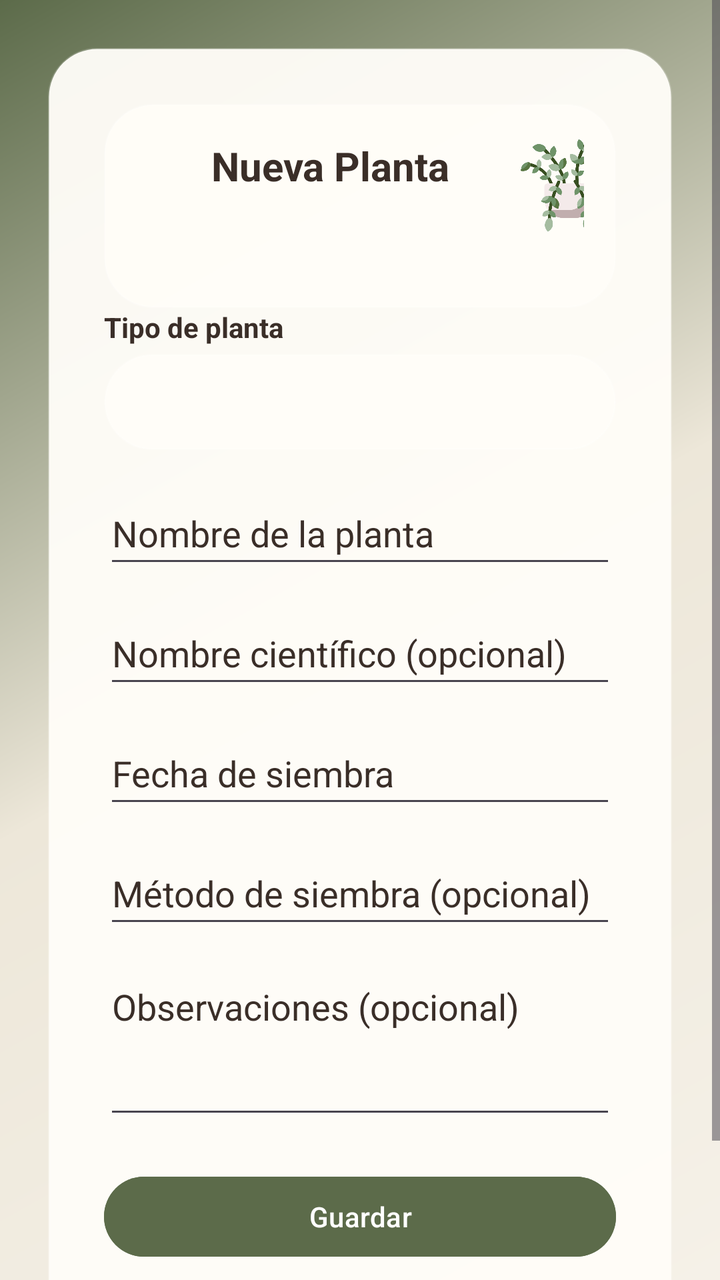
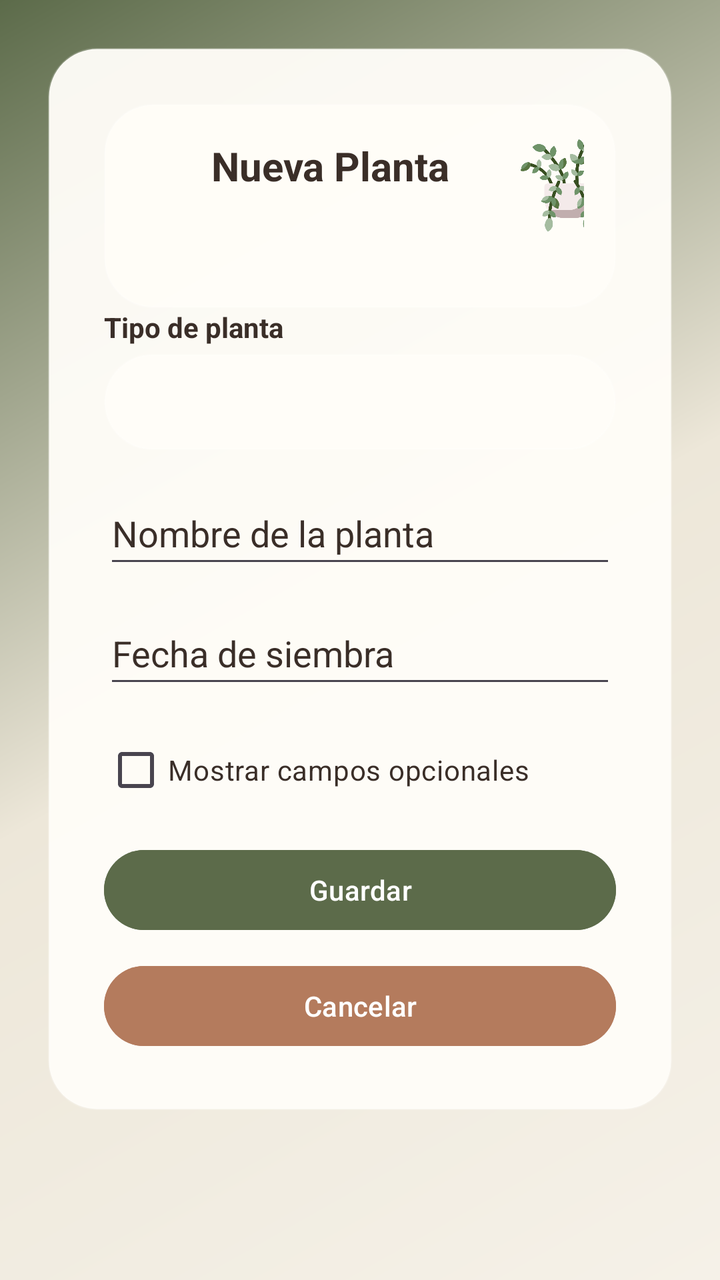

Screens rendered from an Android XML layout before and after an edit, with the pre-edit source and the edit as a unified diff.
<!-- AndroidManifest.xml: application theme Theme.ProyectoFinal_DanielaVega -->
<!-- res/layout/activity_registro_planta.xml -->
<?xml version="1.0" encoding="utf-8"?>
<FrameLayout xmlns:android="http://schemas.android.com/apk/res/android"
    android:id="@+id/main"
    android:layout_width="match_parent"
    android:layout_height="match_parent"
    android:background="@drawable/fondo_gradiente">

    <ScrollView
        android:layout_width="match_parent"
        android:layout_height="match_parent">

        <LinearLayout
            android:layout_width="match_parent"
            android:layout_height="wrap_content"
            android:layout_margin="24dp"
            android:orientation="vertical"
            android:background="@drawable/card_login"
            android:padding="28dp"
            android:elevation="8dp">

            <LinearLayout
                android:layout_width="match_parent"
                android:layout_height="wrap_content"
                android:orientation="horizontal"
                android:gravity="center"
                android:padding="16dp"
                android:background="@drawable/card_login">

                <TextView
                    android:id="@+id/tvTituloFormulario"
                    android:layout_width="189dp"
                    android:layout_height="50dp"
                    android:layout_marginLeft="50dp"
                    android:layout_marginBottom="20dp"
                    android:gravity="center"
                    android:text="Nueva Planta"
                    android:textColor="@color/texto_oscuro"
                    android:textSize="20sp"
                    android:textStyle="bold" />

                <ImageView
                    android:layout_width="50dp"
                    android:layout_height="50dp"
                    android:layout_marginEnd="30dp"
                    android:layout_marginBottom="12dp"
                    android:gravity="center"
                    android:background="@drawable/helecho" />

            </LinearLayout>

            <TextView
                android:layout_width="match_parent"
                android:layout_height="wrap_content"
                android:text="Tipo de planta"
                android:textColor="@color/texto_oscuro"
                android:textStyle="bold"
                android:layout_marginBottom="4dp" />

            <Spinner
                android:id="@+id/spTipoPlanta"
                android:layout_width="match_parent"
                android:layout_height="48dp"
                android:background="@drawable/card_login"
                android:padding="8dp"
                android:layout_marginBottom="16dp" />

            <EditText
                android:id="@+id/etNombrePlanta"
                android:layout_width="match_parent"
                android:layout_height="48dp"
                android:hint="Nombre de la planta"
                android:inputType="text"
                android:textColorHint="@color/texto_oscuro"
                android:textColor="@color/texto_oscuro"
                android:layout_marginBottom="12dp" />

            <EditText
                android:id="@+id/etNombreCientifico"
                android:layout_width="match_parent"
                android:layout_height="48dp"
                android:hint="Nombre científico (opcional)"
                android:inputType="text"
                android:textColorHint="@color/texto_oscuro"
                android:textColor="@color/texto_oscuro"
                android:layout_marginBottom="12dp" />

            <EditText
                android:id="@+id/etFechaSiembra"
                android:layout_width="match_parent"
                android:layout_height="48dp"
                android:hint="Fecha de siembra"
                android:focusable="false"
                android:clickable="true"
                android:textColorHint="@color/texto_oscuro"
                android:textColor="@color/texto_oscuro"
                android:layout_marginBottom="12dp" />

            <EditText
                android:id="@+id/etMetodoSiembra"
                android:layout_width="match_parent"
                android:layout_height="48dp"
                android:hint="Método de siembra (opcional)"
                android:inputType="text"
                android:textColorHint="@color/texto_oscuro"
                android:textColor="@color/texto_oscuro"
                android:layout_marginBottom="12dp" />

            <EditText
                android:id="@+id/etObservaciones"
                android:layout_width="match_parent"
                android:layout_height="wrap_content"
                android:hint="Observaciones (opcional)"
                android:inputType="textMultiLine"
                android:minLines="3"
                android:gravity="top|start"
                android:textColorHint="@color/texto_oscuro"
                android:textColor="@color/texto_oscuro"
                android:layout_marginBottom="20dp" />

            <Button
                android:id="@+id/btnGuardarPlanta"
                android:layout_width="match_parent"
                android:layout_height="wrap_content"
                android:text="Guardar"
                android:backgroundTint="@color/verde_oliva"
                android:textColor="#FFFFFF"
                android:layout_marginBottom="10dp" />

            <Button
                android:id="@+id/btnCancelar"
                android:layout_width="match_parent"
                android:layout_height="wrap_content"
                android:text="Cancelar"
                android:backgroundTint="@color/terracota"
                android:textColor="#FFFFFF" />

        </LinearLayout>

    </ScrollView>

</FrameLayout>
<!-- resources referenced by this layout -->
<resources>
  <color name="terracota">#B47B5D</color>
  <color name="texto_oscuro">#3A2E28</color>
  <color name="verde_oliva">#5C6B4A</color>
  <!-- drawable card_login (drawable) -->
  <?xml version="1.0" encoding="utf-8"?>
  <shape xmlns:android="http://schemas.android.com/apk/res/android"
      android:shape="rectangle">
      <solid android:color="@color/superficie_card" />
      <corners android:radius="24dp" />
      <stroke
          android:width="1dp"
          android:color="#33FFFFFF" />
  </shape>
  <!-- drawable fondo_gradiente (drawable) -->
  <?xml version="1.0" encoding="utf-8"?>
  <shape xmlns:android="http://schemas.android.com/apk/res/android"
      android:shape="rectangle">
      <gradient
          android:type="linear"
          android:angle="135"
          android:startColor="@color/fondo_principal"
          android:centerColor="#EDE7D9"
          android:endColor="@color/verde_oliva" />
  </shape>
  <!-- drawable helecho: png bitmap (drawable, 52647 bytes) -->
  <style name="Theme.ProyectoFinal_DanielaVega" parent="Base.Theme.ProyectoFinal_DanielaVega" />
  <color name="superficie_card">#F5FFFDF8</color>
  <color name="fondo_principal">#F5F1E8</color>
  <style name="Base.Theme.ProyectoFinal_DanielaVega" parent="Theme.Material3.DayNight.NoActionBar">
          
          
      </style>
</resources>

<!-- the commit's change to res/layout/activity_registro_planta.xml (unified diff, before → after) -->
@@ -5,10 +5,12 @@
     android:layout_height="match_parent"
     android:background="@drawable/fondo_gradiente">
 
+    
     <ScrollView
         android:layout_width="match_parent"
         android:layout_height="match_parent">
 
+        
         <LinearLayout
             android:layout_width="match_parent"
             android:layout_height="wrap_content"
@@ -18,6 +20,7 @@
             android:padding="28dp"
             android:elevation="8dp">
 
+            
             <LinearLayout
                 android:layout_width="match_parent"
                 android:layout_height="wrap_content"
@@ -56,6 +59,7 @@
                 android:textStyle="bold"
                 android:layout_marginBottom="4dp" />
 
+            
             <Spinner
                 android:id="@+id/spTipoPlanta"
                 android:layout_width="match_parent"
@@ -64,6 +68,7 @@
                 android:padding="8dp"
                 android:layout_marginBottom="16dp" />
 
+            
             <EditText
                 android:id="@+id/etNombrePlanta"
                 android:layout_width="match_parent"
@@ -73,6 +78,36 @@
                 android:textColorHint="@color/texto_oscuro"
                 android:textColor="@color/texto_oscuro"
                 android:layout_marginBottom="12dp" />
+
+            
+            <EditText
+                android:id="@+id/etFechaSiembra"
+                android:layout_width="match_parent"
+                android:layout_height="48dp"
+                android:hint="Fecha de siembra"
+                android:focusable="false"
+                android:clickable="true"
+                android:textColorHint="@color/texto_oscuro"
+                android:textColor="@color/texto_oscuro"
+                android:layout_marginBottom="12dp" />
+
+        
+        <CheckBox
+            android:id="@+id/cbMostrarOpcionales"
+            android:layout_width="wrap_content"
+            android:layout_height="wrap_content"
+            android:text="Mostrar campos opcionales"
+            android:textColor="@color/texto_oscuro"
+            android:layout_marginBottom="12dp" />
+
+        
+        <LinearLayout
+            android:id="@+id/contenedorOpcionales"
+            android:layout_width="match_parent"
+            android:layout_height="wrap_content"
+            android:orientation="vertical"
+            android:visibility="gone">
+
 
             <EditText
                 android:id="@+id/etNombreCientifico"
@@ -84,16 +119,7 @@
                 android:textColor="@color/texto_oscuro"
                 android:layout_marginBottom="12dp" />
 
-            <EditText
-                android:id="@+id/etFechaSiembra"
-                android:layout_width="match_parent"
-                android:layout_height="48dp"
-                android:hint="Fecha de siembra"
-                android:focusable="false"
-                android:clickable="true"
-                android:textColorHint="@color/texto_oscuro"
-                android:textColor="@color/texto_oscuro"
-                android:layout_marginBottom="12dp" />
+
 
             <EditText
                 android:id="@+id/etMetodoSiembra"
@@ -117,6 +143,9 @@
                 android:textColor="@color/texto_oscuro"
                 android:layout_marginBottom="20dp" />
 
+        </LinearLayout>
+
+            
             <Button
                 android:id="@+id/btnGuardarPlanta"
                 android:layout_width="match_parent"
@@ -126,6 +155,7 @@
                 android:textColor="#FFFFFF"
                 android:layout_marginBottom="10dp" />
 
+            
             <Button
                 android:id="@+id/btnCancelar"
                 android:layout_width="match_parent"
